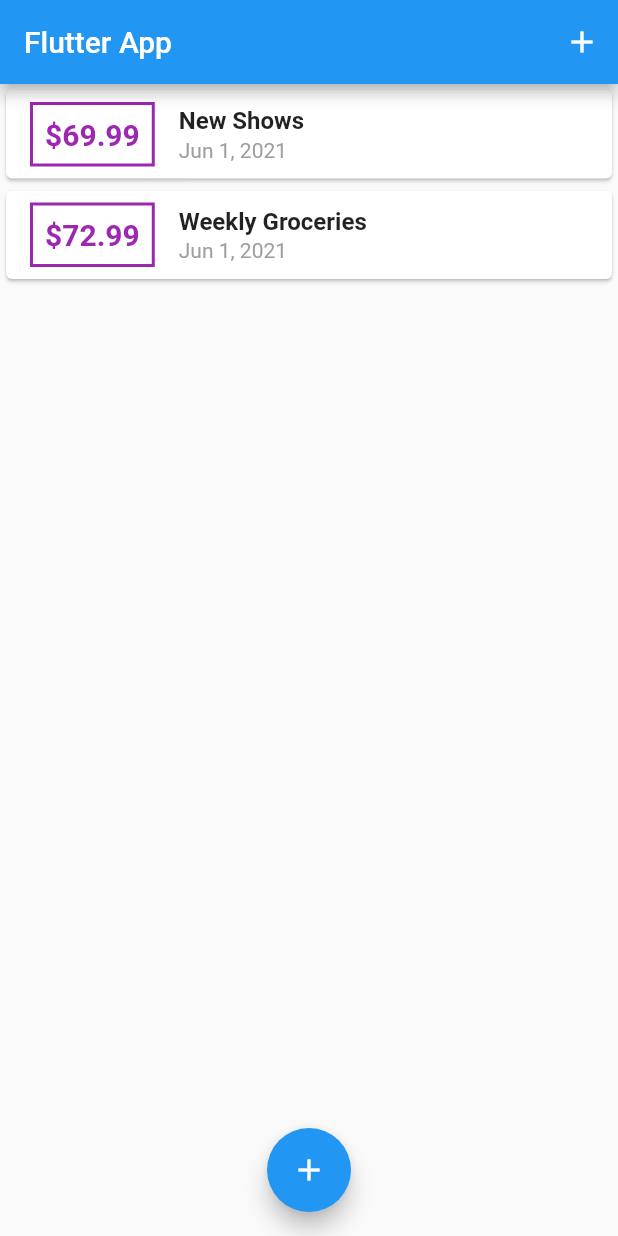
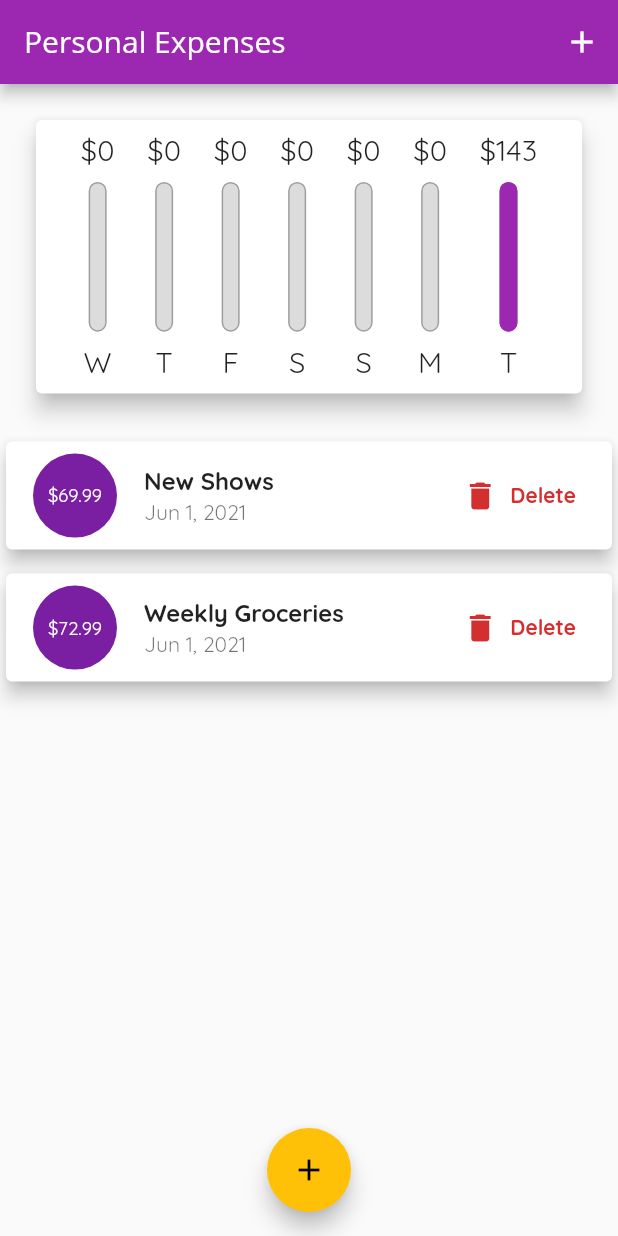
Before and after one commit to alfalcon90/complete-flutter, a Flutter app: the screen it shows after launch, on a phone screen of 412 x 824 dp. Run offline on Flutter 3.47's test engine with Material 2 defaults, Android fonts, the phone set to English and light mode, and no system bars.

Commit message:
expense - final

```diff
--- a/expense/lib/main.dart
+++ b/expense/lib/main.dart
@@ -1,9 +1,17 @@
+import 'dart:io';
+
+import 'package:expense/widgets/chart.dart';
+import 'package:flutter/cupertino.dart';
+import 'package:flutter/material.dart';
+// import 'package:flutter/services.dart';
 import 'package:expense/widgets/new_transaction.dart';
 import 'package:expense/widgets/transaction_list.dart';
-import 'package:flutter/material.dart';
 import 'package:expense/models/transaction.dart';
 
 void main() {
+  // WidgetsFlutterBinding.ensureInitialized();
+  // SystemChrome.setPreferredOrientations(
+  //     [DeviceOrientation.portraitUp, DeviceOrientation.portraitDown]);
   runApp(MyApp());
 }
 
@@ -11,9 +19,16 @@ class MyApp extends StatelessWidget {
   @override
   Widget build(BuildContext context) {
     return MaterialApp(
-      title: 'Flutter App',
+      title: 'Personal Expenses',
       theme: ThemeData(
-        primarySwatch: Colors.blue,
+        primarySwatch: Colors.purple,
+        accentColor: Colors.amber,
+        fontFamily: 'Quicksand',
+        appBarTheme: AppBarTheme(
+          textTheme: ThemeData.light().textTheme.copyWith(
+              headline6: TextStyle(
+                  fontFamily: 'OpenSans', fontSize: 20, color: Colors.white)),
+        ),
       ),
       home: MyHomePage(),
       debugShowCheckedModeBanner: false,
@@ -26,7 +41,7 @@ class MyHomePage extends StatefulWidget {
   _MyHomePageState createState() => _MyHomePageState();
 }
 
-class _MyHomePageState extends State<MyHomePage> {
+class _MyHomePageState extends State<MyHomePage> with WidgetsBindingObserver {
   final List<Transaction> transactions = [
     Transaction(
       id: 't1',
@@ -42,16 +57,48 @@ class _MyHomePageState extends State<MyHomePage> {
     ),
   ];
 
-  void addNewTransaction(String title, double amount) {
+  bool showChart = false;
+
+  @override
+  void initState() {
+    WidgetsBinding.instance?.addObserver(this);
+    super.initState();
+  }
+
+  @override
+  void didChangeAppLifecycleState(AppLifecycleState state) {
+    print(state);
+  }
+
+  @override
+  void dispose() {
+    super.dispose();
+    WidgetsBinding.instance?.removeObserver(this);
+  }
+
+  List<Transaction> get recentTransactions {
+    return transactions
+        .where(
+            (e) => e.date.isAfter(DateTime.now().subtract(Duration(days: 7))))
+        .toList();
+  }
+
+  void addNewTransaction(String title, double amount, DateTime date) {
     final transaction = Transaction(
       id: DateTime.now().toString(),
       title: title,
       amount: amount,
-      date: DateTime.now(),
+      date: date,
     );
 
     setState(() {
       transactions.add(transaction);
+    });
+  }
+
+  void deleteTransaction(String id) {
+    setState(() {
+      transactions.removeWhere((e) => e.id == id);
     });
   }
 
@@ -65,22 +112,78 @@ class _MyHomePageState extends State<MyHomePage> {
 
   @override
   Widget build(BuildContext context) {
-    return Scaffold(
-      appBar: AppBar(
-        title: Text('Flutter App'),
+    final mediaQuery = MediaQuery.of(context);
+    final appBar = AppBar(
+      title: Text('Personal Expenses'),
       actions: [
         IconButton(
           icon: Icon(Icons.add),
           onPressed: () => showNewTransactionModel(context),
         )
       ],
+    );
+    final txList = Container(
+      height: (mediaQuery.size.height -
+              appBar.preferredSize.height -
+              mediaQuery.padding.top) *
+          0.7,
+      child: TransactionList(transactions, deleteTransaction),
+    );
+    final isLandscape = mediaQuery.orientation == Orientation.landscape;
+    final body = SingleChildScrollView(
+      child: Column(
+        crossAxisAlignment: CrossAxisAlignment.stretch,
+        children: [
+          if (isLandscape)
+            Row(
+              mainAxisAlignment: MainAxisAlignment.center,
+              children: [
+                Text('Show Chart'),
+                Switch.adaptive(
+                    value: showChart,
+                    onChanged: (value) {
+                      setState(() {
+                        showChart = value;
+                      });
+                    }),
+              ],
             ),
-      body: TransactionList(transactions),
-      floatingActionButtonLocation: FloatingActionButtonLocation.centerFloat,
-      floatingActionButton: FloatingActionButton(
+          // This is crap code written by the teacher
+          if (!isLandscape)
+            Container(
+              height: (mediaQuery.size.height -
+                      appBar.preferredSize.height -
+                      mediaQuery.padding.top) *
+                  0.3,
+              child: Chart(recentTransactions),
+            ),
+          if (!isLandscape) txList,
+          if (isLandscape)
+            showChart
+                ? Container(
+                    height: (mediaQuery.size.height -
+                            appBar.preferredSize.height -
+                            mediaQuery.padding.top) *
+                        0.7,
+                    child: Chart(recentTransactions),
+                  )
+                : txList
+        ],
+      ),
+    );
+    return Platform.isAndroid
+        ? Scaffold(
+            appBar: appBar,
+            body: body,
+            floatingActionButtonLocation:
+                FloatingActionButtonLocation.centerFloat,
+            floatingActionButton: Platform.isAndroid
+                ? FloatingActionButton(
                     child: Icon(Icons.add),
                     onPressed: () => showNewTransactionModel(context),
-      ),
-    );
+                  )
+                : Container(),
+          )
+        : CupertinoPageScaffold(child: body);
   }
 }
--- /dev/null
+++ b/expense/lib/widgets/chart.dart
@@ -0,0 +1,58 @@
+import 'package:expense/widgets/chart_bar.dart';
+import 'package:flutter/material.dart';
+import 'package:intl/intl.dart';
+import 'package:expense/models/transaction.dart';
+
+class Chart extends StatelessWidget {
+  final List<Transaction> recentTransactions;
+
+  Chart(this.recentTransactions);
+
+  List<Map<String, dynamic>> get weekdays {
+    return List.generate(7, (index) {
+      final weekDay = DateTime.now().subtract(Duration(days: index));
+      double sum = 0.0;
+
+      for (var i = 0; i < recentTransactions.length; i++) {
+        if (recentTransactions[i].date.day == weekDay.day &&
+            recentTransactions[i].date.month == weekDay.month &&
+            recentTransactions[i].date.year == weekDay.year) {
+          sum += recentTransactions[i].amount;
+        }
+      }
+
+      return {
+        'day': DateFormat.E().format(weekDay).substring(0, 1),
+        'amount': sum
+      };
+    }).reversed.toList();
+  }
+
+  double get spendingTotal {
+    return weekdays.fold(0.0, (sum, e) => sum + e['amount']);
+  }
+
+  @override
+  Widget build(BuildContext context) {
+    return Card(
+      elevation: 6,
+      margin: const EdgeInsets.all(24),
+      child: Padding(
+        padding: const EdgeInsets.all(8.0),
+        child: Row(
+          mainAxisAlignment: MainAxisAlignment.spaceEvenly,
+          children: weekdays
+              .map(
+                (e) => ChartBar(
+                    label: e['day'],
+                    spendingAmount: e['amount'],
+                    spendingPercentage: spendingTotal == 0.0
+                        ? 0.0
+                        : e['amount'] / spendingTotal),
+              )
+              .toList(),
+        ),
+      ),
+    );
+  }
+}
--- /dev/null
+++ b/expense/lib/widgets/chart_bar.dart
@@ -0,0 +1,61 @@
+import 'package:flutter/material.dart';
+
+class ChartBar extends StatelessWidget {
+  final String label;
+  final double spendingAmount;
+  final double spendingPercentage;
+
+  const ChartBar(
+      {Key? key,
+      required this.label,
+      required this.spendingAmount,
+      required this.spendingPercentage})
+      : super(key: key);
+
+  @override
+  Widget build(BuildContext context) {
+    return LayoutBuilder(builder: (context, constraint) {
+      return Column(
+        children: [
+          Container(
+              height: constraint.maxHeight * 0.15,
+              child: FittedBox(
+                  child: Text('\$${spendingAmount.toStringAsFixed(0)}'))),
+          SizedBox(
+            height: constraint.maxHeight * 0.05,
+          ),
+          Container(
+            height: constraint.maxHeight * 0.6,
+            width: 12,
+            child: Stack(
+              children: [
+                Container(
+                  decoration: BoxDecoration(
+                    border: Border.all(color: Colors.grey, width: 1),
+                    color: Color.fromRGBO(220, 220, 220, 1),
+                    borderRadius: BorderRadius.circular(6),
+                  ),
+                ),
+                FractionallySizedBox(
+                  heightFactor: spendingPercentage,
+                  child: Container(
+                    decoration: BoxDecoration(
+                        color: Theme.of(context).primaryColor,
+                        borderRadius: BorderRadius.circular(6)),
+                  ),
+                )
+              ],
+            ),
+          ),
+          SizedBox(
+            height: constraint.maxHeight * 0.05,
+          ),
+          Container(
+            height: constraint.maxHeight * 0.15,
+            child: FittedBox(child: Text(label)),
+          )
+        ],
+      );
+    });
+  }
+}
--- a/expense/lib/widgets/new_transaction.dart
+++ b/expense/lib/widgets/new_transaction.dart
@@ -1,55 +1,110 @@
 import 'package:flutter/material.dart';
 import 'package:flutter/services.dart';
+import 'package:intl/intl.dart';
 
-class NewTransaction extends StatelessWidget {
+class NewTransaction extends StatefulWidget {
   final onSubmitHandler;
-  final TextEditingController titleController = TextEditingController();
-  final TextEditingController amountController = TextEditingController();
 
   NewTransaction(this.onSubmitHandler);
 
-  void submitDate(BuildContext context) {
+  @override
+  _NewTransactionState createState() => _NewTransactionState();
+}
+
+class _NewTransactionState extends State<NewTransaction> {
+  final TextEditingController titleController = TextEditingController();
+  final TextEditingController amountController = TextEditingController();
+  DateTime? selectedDate;
+
+  void submitData(BuildContext context) {
+    if (amountController.text.isEmpty) {
+      return;
+    }
+
     final enteredTitle = titleController.text;
     final enteredAmount = double.parse(amountController.text);
 
-    if (enteredTitle.isEmpty || enteredAmount <= 0) {
+    if (enteredTitle.isEmpty || enteredAmount <= 0 || selectedDate == null) {
       return;
     }
 
-    onSubmitHandler(enteredTitle, enteredAmount);
+    widget.onSubmitHandler(enteredTitle, enteredAmount, selectedDate);
     Navigator.of(context).pop();
+  }
+
+  void presentDatePicker(BuildContext context) {
+    showDatePicker(
+            context: context,
+            initialDate: DateTime.now(),
+            firstDate: DateTime(1970),
+            lastDate: DateTime.now())
+        .then((value) {
+      if (value == null) {
+        return;
+      }
+      setState(() {
+        selectedDate = value;
+      });
+    });
   }
 
   @override
   Widget build(BuildContext context) {
-    return Card(
+    return SingleChildScrollView(
+      child: Card(
         elevation: 5,
         child: Container(
-        padding: EdgeInsets.all(16),
+          padding: EdgeInsets.only(
+              top: 16,
+              right: 16,
+              bottom: MediaQuery.of(context).viewInsets.bottom + 16,
+              left: 16),
           child: Column(
             crossAxisAlignment: CrossAxisAlignment.end,
             children: [
               TextField(
                 decoration: InputDecoration(labelText: 'Title'),
                 controller: titleController,
-              onSubmitted: (_) => submitDate(context),
+                onSubmitted: (_) => submitData(context),
               ),
               TextField(
                 decoration: InputDecoration(labelText: 'Amount'),
                 keyboardType: TextInputType.number,
                 controller: amountController,
-              onSubmitted: (_) => submitDate(context),
+                onSubmitted: (_) => submitData(context),
               ),
               SizedBox(
                 height: 8,
               ),
+              Container(
+                height: 72,
+                child: Row(
+                  children: [
+                    Expanded(
+                      child: Text(
+                        selectedDate == null
+                            ? 'No date chosen '
+                            : DateFormat.yMd().format(selectedDate!),
+                      ),
+                    ),
                     TextButton(
-              onPressed: () => submitDate(context),
+                      onPressed: () => presentDatePicker(context),
+                      child: Text(
+                        'Choose date',
+                        style: TextStyle(fontWeight: FontWeight.bold),
+                      ),
+                    )
+                  ],
+                ),
+              ),
+              ElevatedButton(
+                onPressed: () => submitData(context),
                 child: Text('Add Transaction'),
               )
             ],
           ),
         ),
+      ),
     );
   }
 }
--- /dev/null
+++ b/expense/lib/widgets/transaction_item.dart
@@ -0,0 +1,58 @@
+import 'package:flutter/material.dart';
+import 'package:intl/intl.dart';
+import 'package:expense/models/transaction.dart';
+
+class TransactionItem extends StatelessWidget {
+  const TransactionItem({
+    Key? key,
+    required this.transaction,
+    required this.deleteTransaction,
+  }) : super(key: key);
+
+  final Transaction transaction;
+  final Function deleteTransaction;
+
+  @override
+  Widget build(BuildContext context) {
+    return Card(
+      elevation: 5,
+      margin: EdgeInsets.symmetric(vertical: 8, horizontal: 4),
+      child: ListTile(
+        leading: CircleAvatar(
+          radius: 30,
+          child: Padding(
+            padding: const EdgeInsets.all(12),
+            child: FittedBox(child: Text('\$${transaction.amount}')),
+          ),
+        ),
+        title: Text(
+          transaction.title,
+          style: TextStyle(fontWeight: FontWeight.bold, fontSize: 16),
+        ),
+        subtitle: Text(
+          DateFormat.yMMMd().format(transaction.date),
+        ),
+        trailing: MediaQuery.of(context).size.width > 360
+            ? TextButton.icon(
+                onPressed: () => deleteTransaction(transaction.id),
+                icon: Icon(
+                  Icons.delete,
+                  color: Theme.of(context).errorColor,
+                ),
+                label: Text(
+                  'Delete',
+                  style: TextStyle(
+                      color: Theme.of(context).errorColor,
+                      fontWeight: FontWeight.bold),
+                ))
+            : IconButton(
+                icon: Icon(
+                  Icons.delete,
+                  color: Theme.of(context).errorColor,
+                ),
+                onPressed: () => deleteTransaction(transaction.id),
+              ),
+      ),
+    );
+  }
+}
--- a/expense/lib/widgets/transaction_list.dart
+++ b/expense/lib/widgets/transaction_list.dart
@@ -1,58 +1,43 @@
 import 'package:flutter/material.dart';
-import 'package:intl/intl.dart';
 import 'package:expense/models/transaction.dart';
+import 'package:expense/widgets/transaction_item.dart';
 
 class TransactionList extends StatelessWidget {
   final List<Transaction> transactions;
+  final Function deleteTransaction;
 
-  TransactionList(this.transactions);
+  TransactionList(this.transactions, this.deleteTransaction);
 
   @override
   Widget build(BuildContext context) {
-    return Container(
-      height: 300,
-      child: ListView.builder(
-        itemBuilder: (ctx, i) {
-          Transaction transaction = transactions[i];
-          return Card(
-            child: Row(
+    return transactions.isEmpty
+        ? LayoutBuilder(builder: (context, constraints) {
+            return Column(
+              mainAxisAlignment: MainAxisAlignment.center,
               children: [
                 Container(
-                  margin: EdgeInsets.symmetric(vertical: 8, horizontal: 16),
-                  decoration: BoxDecoration(
-                      border: Border.all(color: Colors.purple, width: 2)),
-                  padding: EdgeInsets.all(8),
-                  child: Text(
-                    '\$${transaction.amount.toStringAsFixed(2)}',
-                    style: TextStyle(
-                        fontWeight: FontWeight.bold,
-                        fontSize: 20,
-                        color: Colors.purple),
+                  height: constraints.maxHeight * 0.6,
+                  child: Image.asset(
+                    'assets/images/waiting.png',
+                    fit: BoxFit.cover,
                   ),
                 ),
-                Column(
-                  crossAxisAlignment: CrossAxisAlignment.start,
-                  children: [
-                    Text(
-                      transaction.title,
-                      style:
-                          TextStyle(fontWeight: FontWeight.bold, fontSize: 16),
-                    ),
-                    SizedBox(
-                      height: 2,
-                    ),
-                    Text(
-                      DateFormat.yMMMd().format(transaction.date),
-                      style: TextStyle(color: Colors.grey),
-                    ),
-                  ],
-                )
+                SizedBox(height: 12),
+                Text(
+                  'No transactions added yet!',
+                  style: Theme.of(context).textTheme.headline5,
+                ),
               ],
-            ),
+            );
+          })
+        : ListView.builder(
+            itemBuilder: (ctx, i) {
+              Transaction transaction = transactions[i];
+              return TransactionItem(
+                  transaction: transaction,
+                  deleteTransaction: deleteTransaction);
+            },
+            itemCount: transactions.length,
           );
-        },
-        itemCount: transactions.length,
-      ),
-    );
   }
 }
```
Also changed, not shown: expense/pubspec.yaml (+13 -0 lines), expense/assets/fonts/OpenSans-Bold.ttf (added), expense/assets/fonts/OpenSans-Regular.ttf (added), expense/assets/fonts/Quicksand-Bold.ttf (added), expense/assets/fonts/Quicksand-Regular.ttf (added), expense/assets/images/waiting.png (added), expense/pubspec.lock. Lines whose indentation alone changed are shown as unchanged.
